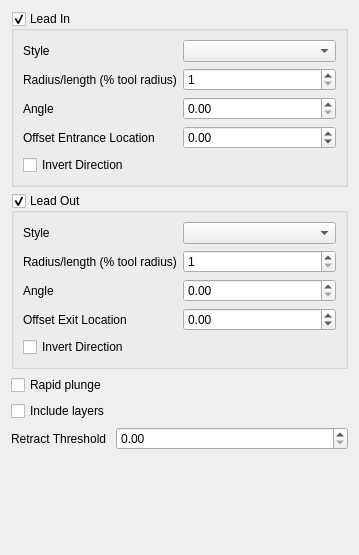
This is src/Mod/CAM/Gui/Resources/panels/DressUpLeadInOutEdit.ui in southseact-3d/fcd as Qt 5 draws it before an edit. The edited form follows.
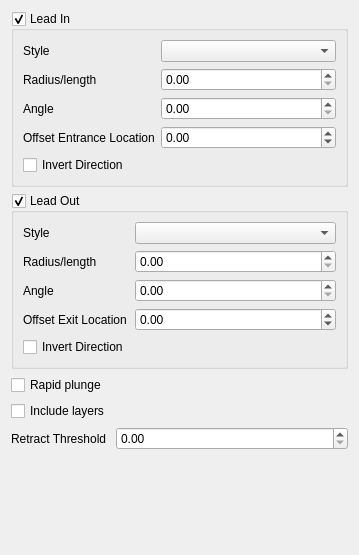
This is the edited form.

Commit message: CAM: LeadInOut - Radius and ToolController

Patch:
```diff
--- a/src/Mod/CAM/Gui/Resources/panels/DressUpLeadInOutEdit.ui
+++ b/src/Mod/CAM/Gui/Resources/panels/DressUpLeadInOutEdit.ui
@@ -57,20 +57,17 @@
         <item row="1" column="0">
          <widget class="QLabel" name="label_5">
           <property name="text">
-           <string>Radius/length (% tool radius)</string>
+           <string>Radius/length</string>
           </property>
          </widget>
         </item>
         <item row="1" column="1">
          <widget class="QDoubleSpinBox" name="dspPercentageRadiusIn">
           <property name="toolTip">
-           <string>Length of the Lead-in, as a percentage of tool radius</string>
-          </property>
-          <property name="decimals">
-           <number>0</number>
+           <string>Length of the Lead-in</string>
           </property>
           <property name="minimum">
-           <double>1.000000000000000</double>
+           <double>0.000000000000000</double>
           </property>
           <property name="maximum">
            <double>999999.000000000000000</double>
@@ -175,20 +172,17 @@
         <item row="1" column="0">
          <widget class="QLabel" name="label_15">
           <property name="text">
-           <string>Radius/length (% tool radius)</string>
+           <string>Radius/length</string>
           </property>
          </widget>
         </item>
         <item row="1" column="1">
          <widget class="QDoubleSpinBox" name="dspPercentageRadiusOut">
           <property name="toolTip">
-           <string>Length of the Lead-out, as a percentage of tool radius</string>
-          </property>
-          <property name="decimals">
-           <number>0</number>
+           <string>Length of the Lead-out</string>
           </property>
           <property name="minimum">
-           <double>1.000000000000000</double>
+           <double>0.000000000000000</double>
           </property>
           <property name="maximum">
            <double>999999.000000000000000</double>
```
Left out of the diff: 10 changed lines with no effect on the pictures. The commit also changes 1 other file.
